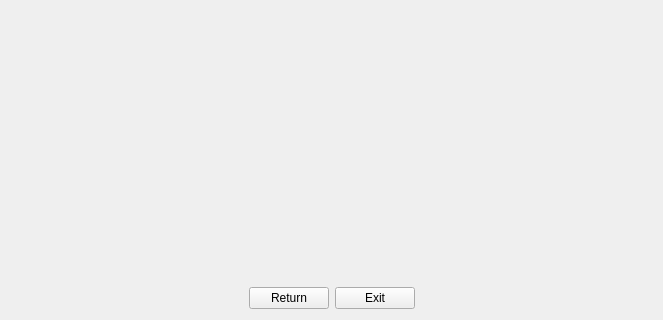
First picture: the form in RealTimeFaceMaskDetector/TCPClientUI/FaceRecognitionUI.ui, repository ita-social-projects/FaceRecognizer-Back-End, before the edit; both pictures show x 0 to 663 and y 191 to 511 of the 663 by 511 pixel window.
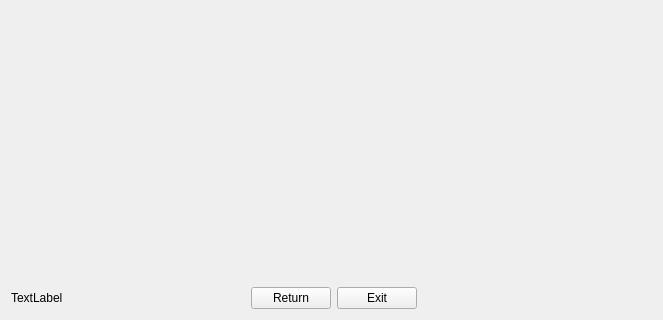
Second picture: the form after the edit.

Commit message: adeed status bar to FaceRecognitionUI

What changed in the file:
```diff
--- a/RealTimeFaceMaskDetector/TCPClientUI/FaceRecognitionUI.ui
+++ b/RealTimeFaceMaskDetector/TCPClientUI/FaceRecognitionUI.ui
@@ -36,17 +36,17 @@
    <item>
     <layout class="QHBoxLayout" name="horizontalLayout">
      <item>
-      <spacer name="horizontalSpacer">
-       <property name="orientation">
-        <enum>Qt::Horizontal</enum>
-       </property>
-       <property name="sizeHint" stdset="0">
+      <widget class="QLabel" name="label">
+       <property name="minimumSize">
         <size>
-         <width>40</width>
-         <height>20</height>
+         <width>234</width>
+         <height>0</height>
         </size>
        </property>
-      </spacer>
+       <property name="text">
+        <string>TextLabel</string>
+       </property>
+      </widget>
      </item>
      <item>
       <widget class="QPushButton" name="return_button">
@@ -67,6 +67,9 @@
        <property name="orientation">
         <enum>Qt::Horizontal</enum>
        </property>
+       <property name="sizeType">
+        <enum>QSizePolicy::Expanding</enum>
+       </property>
        <property name="sizeHint" stdset="0">
         <size>
          <width>40</width>
```
The commit also changes 2 other files.
